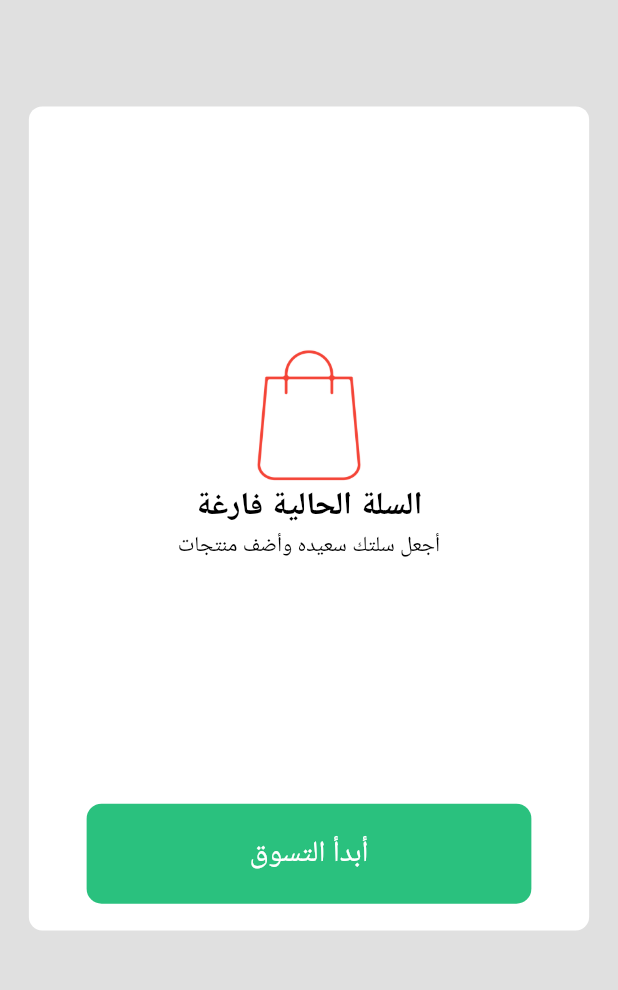
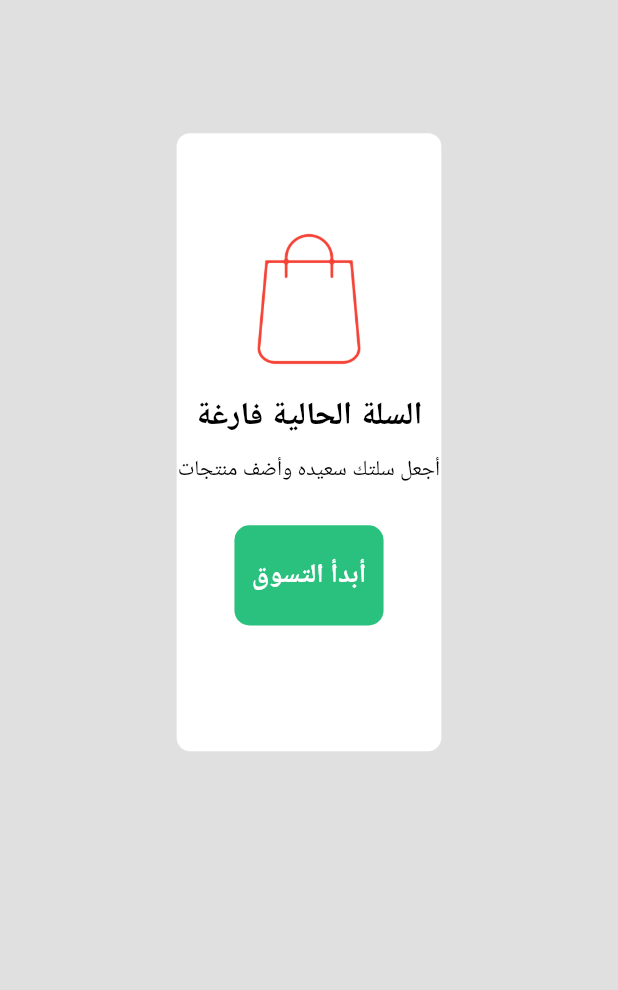
Before and after one commit to mustafa-dev-nasr/selaty, a Flutter app: the EmptyCartScreen screen opened by its route, on a phone screen of 412 x 824 dp, the part 92-1082 px from its top. Run offline on Flutter 3.47's test engine with Material 3 defaults, Android fonts, the phone set to English and light mode, and no system bars; our stand-ins replace carousel_slider, dio, flutter_screenutil, flutter_secure_storage, freezed_annotation, get_it and 7 more; accounts and stored records are empty; generated files the repository leaves out were written again.

Commit message:
Refactor UI to support portrait and landscape orientations

```diff
--- a/lib/core/routing/app_router.dart
+++ b/lib/core/routing/app_router.dart
@@ -45,7 +45,7 @@ class AppRouter {
         return MaterialPageRoute(
             builder: (_) => const CategoriesDetailsScreen());
       case Routes.cardScreen:
-        return MaterialPageRoute(builder: (_) => const CardScreen());
+        return MaterialPageRoute(builder: (_) => const CartScreen());
       case Routes.emptyCartScreen:
         return MaterialPageRoute(builder: (_) => const EmptyCartScreen());
       case Routes.deliveryAddressScreen:
--- a/lib/features/card/ui/screens/empty_cart_screen.dart
+++ b/lib/features/card/ui/screens/empty_cart_screen.dart
@@ -14,80 +14,98 @@ class EmptyCartScreen extends StatelessWidget {
 
   @override
   Widget build(BuildContext context) {
+    final orientation =
+        MediaQuery.of(context).orientation == Orientation.portrait;
     return Scaffold(
       backgroundColor: AppColors.scaffoldBackgrond,
       body: SafeArea(
         child: Padding(
           padding: EdgeInsets.only(top: 20.h, left: 20.w, right: 20.w),
-          child: singl(
+          child: SingleChildScrollView(
+            // Fixed typo here
             child: Column(
               children: [
                 Row(
                   mainAxisAlignment: MainAxisAlignment.spaceBetween,
                   children: [
                     CustomIconBar(icon: Icons.camera_alt_outlined),
-                    Text("عربه التسوق", style: AppTextStyles.font20BlackBold),
+                    Text("عربه التسوق",
+                        style: orientation
+                            ? AppTextStyles.font20BlackBold
+                            : AppTextStyles.font12BlackRegular),
                     CustomIconBar(
                       icon: Icons.arrow_forward_ios_outlined,
                       onPressed: () => context.pop(),
                     ),
                   ],
                 ),
-                const Spacer(
-                  flex: 1,
+                SizedBox(
+                    height: orientation
+                        ? 100.h
+                        : 0.h), // Space between header and content
+                Center(
+                  child: Container(
+                    constraints: BoxConstraints(
+                      maxHeight: orientation
+                          ? MediaQuery.of(context).size.height / 2
+                          : MediaQuery.of(context).size.height - 100,
+                      maxWidth: MediaQuery.of(context).size.width,
                     ),
-                Container(
-                  width: MediaQuery.of(context).size.width,
-                  height: MediaQuery.of(context).size.height / 1.5,
                     decoration: BoxDecoration(
                       color: Colors.white,
                       borderRadius: BorderRadius.circular(10.r),
                     ),
                     child: Column(
+                      mainAxisAlignment: MainAxisAlignment.center,
                       children: [
-                      const Spacer(),
                         Image.asset(
                           Assets.resourceImagesBagIcon,
                           color: Colors.red,
                           width: 100.w,
                           height: 100.h,
                         ),
+                        SizedBox(height: 20.h), // Space between image and text
                         Text(
                           "السلة الحالية فارغة",
-                        style: AppTextStyles.font24BlackSemibold,
+                          style: orientation
+                              ? AppTextStyles.font24BlackSemibold
+                              : AppTextStyles.font12BlackRegular
+                                  .copyWith(fontWeight: FontWeight.bold),
                         ),
+                        SizedBox(height: 10.h), // Space between texts
                         Text(
                           "أجعل سلتك سعيده وأضف منتجات",
-                        style: AppTextStyles.font16BlackRegular,
+                          textAlign: TextAlign.center,
+                          style: orientation
+                              ? AppTextStyles.font16BlackRegular
+                              : AppTextStyles.font12BlackRegular
+                                  .copyWith(fontSize: 12),
                         ),
-                      const Spacer(),
-                      Row(
-                        children: [
-                          Expanded(
-                            child: Padding(
-                              padding: EdgeInsets.only(
-                                  left: 40.0.w, right: 40.0.w, bottom: 20.0.h),
+                        SizedBox(height: 10.h), // Space before button
+                        Padding(
+                          padding: EdgeInsets.symmetric(
+                              horizontal: 40.w, vertical: 20.h),
                           child: AppTextButton(
                             backgroundColor: AppColors.softGreen,
                             onPressed: () {
-                                    context
-                                        .pushNamed(Routes.deliveryAddressScreen);
+                              context.pushNamed(Routes.deliveryAddressScreen);
                             },
                             buttonText: "أبدأ التسوق",
-                                  textStyle: AppTextStyles.font22WhiteMedium),
+                            textStyle: orientation
+                                ? AppTextStyles.font20WhiteBold
+                                : AppTextStyles.font12BlackRegular
+                                    .copyWith(color: Colors.white),
                           ),
                         ),
                       ],
                     ),
+                  ),
+                ),
               ],
             ),
           ),
-                const Spacer(
-                  flex: 2,
-                )
-              ],
         ),
       ),
-        )));
+    );
   }
 }
--- a/lib/features/delivery_address/ui/widgets/order_step.dart
+++ b/lib/features/delivery_address/ui/widgets/order_step.dart
@@ -35,7 +35,7 @@ class OrderStep extends StatelessWidget {
             Column(
               children: [
                 CircleAvatar(
-                  radius: isPortrait ? 16.r : 20.r,
+                  radius: isPortrait ? 16.r : 30.r,
                   backgroundColor:
                       isActive ? AppColors.softGreen : Colors.grey[400],
                   child: Icon(
```
Also changed, not shown: lib/features/card/ui/screens/card_screen.dart (+35 -7 lines), lib/features/card/ui/widgets/checkout_summary_widget.dart (+36 -29 lines), lib/features/delivery_address/ui/screens/arrange_tracks.dart (+13 -0 lines), lib/features/delivery_address/ui/screens/delivery_address_screen.dart (+26 -10 lines). Lines whose indentation alone changed are shown as unchanged.
